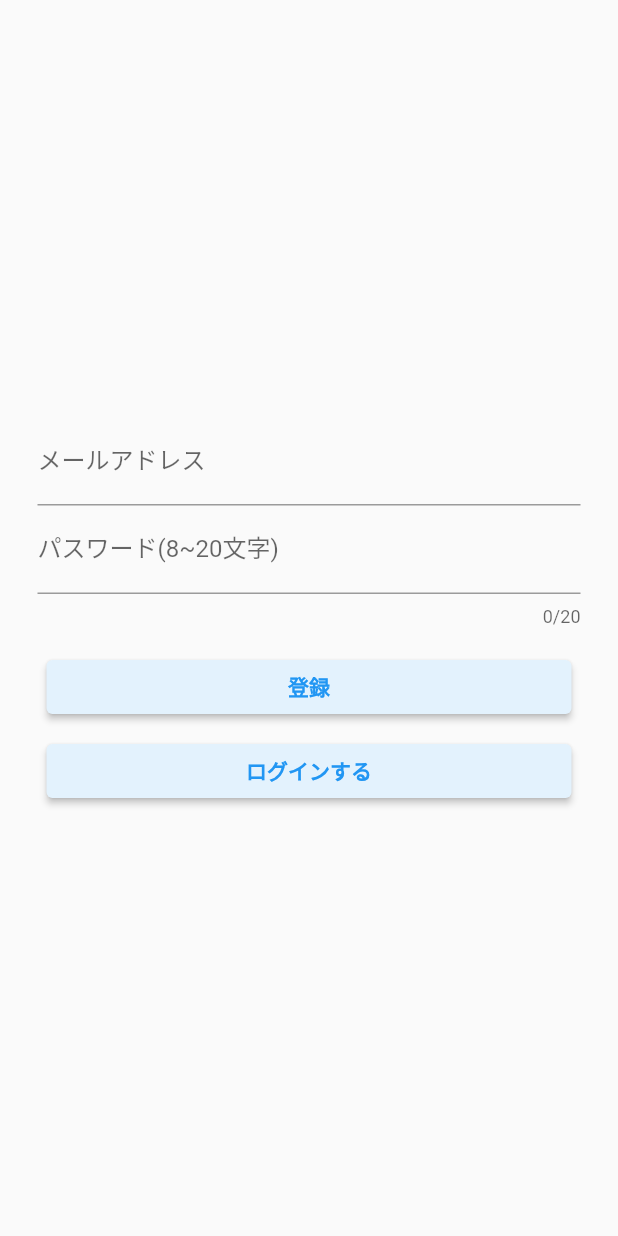
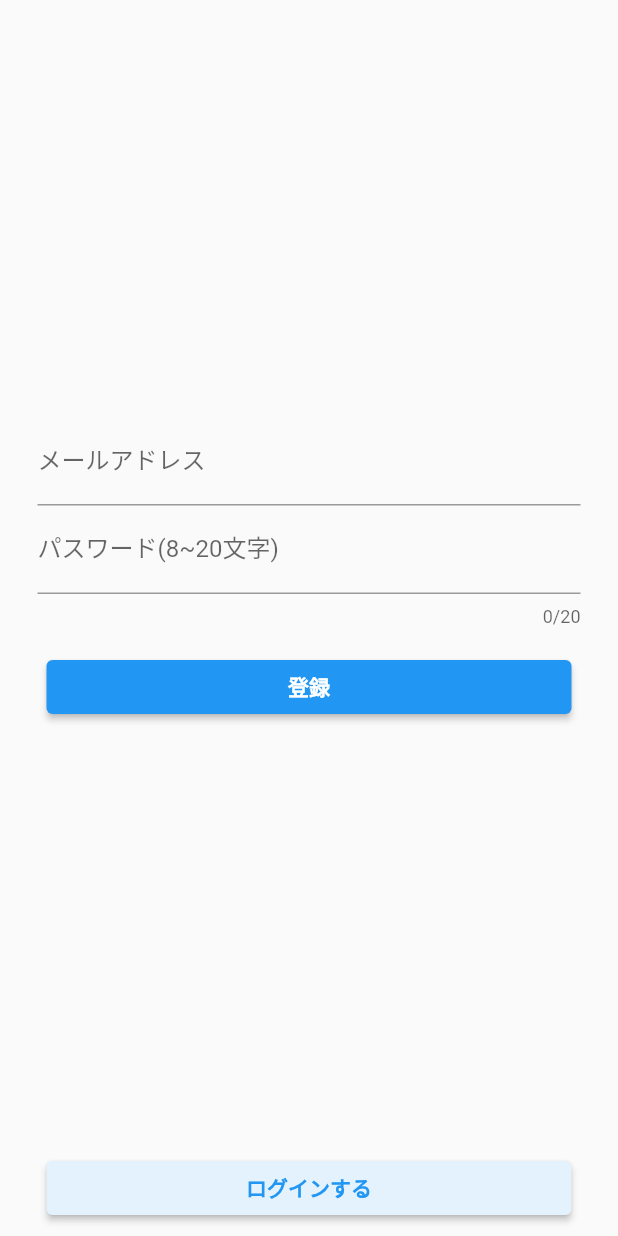
Before and after one commit to RintaroTawara/match-match-match, a Flutter app: the screen it shows after launch, after a tap on "ログイン", after a tap on "アカウントを作成する", on a phone screen of 412 x 824 dp. Run offline on Flutter 3.47's test engine with Material 2 defaults, Android fonts, the phone set to English and light mode, and no system bars; our stand-ins replace cloud_firestore, firebase_auth, firebase_core; accounts and stored records are empty; network calls fail.

Commit message:
ボタン修正

```diff
--- a/lib/login.dart
+++ b/lib/login.dart
@@ -64,6 +64,8 @@ class _LoginState extends State<Login> {
             ),
             Padding(
               padding: EdgeInsets.fromLTRB(20.0, 0, 20.0, 5.0),
+              child: SizedBox(
+                width: 350.0,
                 child: ElevatedButton(
                   child: Text(
                     'ログイン',
@@ -87,8 +89,9 @@ class _LoginState extends State<Login> {
                       setState(() {
                         infoText = authError.loginErrorMsg(e.code);
                       });
-                }
-              },
+                    }},
+                )
+
             ))
       ]
         )
--- a/lib/registration.dart
+++ b/lib/registration.dart
@@ -62,7 +62,9 @@ class _RegistrationState extends State<Registration> {
                     style: TextStyle(fontWeight: FontWeight.bold),
                   ),
                   style: ElevatedButton.styleFrom(
-                      primary: Colors.blue[50], onPrimary: Colors.blue),
+                      primary: Colors.blue,
+                      onPrimary: Colors.white
+                  ),
                   onPressed: () async {
                     try {
                       UserCredential result =
@@ -88,6 +90,12 @@ class _RegistrationState extends State<Registration> {
                   },
                 )
             ),
+          ],
+        ),
+      ),
+      bottomNavigationBar: Column(
+        mainAxisSize: MainAxisSize.min,
+        children: <Widget>[
           Padding(
             padding: const EdgeInsets.all(8.0),
             child: SizedBox(
@@ -103,12 +111,11 @@ class _RegistrationState extends State<Registration> {
                 ),
                 onPressed: () {
                   Navigator.pushNamed(context, '/login');
-                      }
-                  )
+                },
               ),
             )
+          )
         ],
-        ),
       ),
     );
   }
```
Lines whose indentation alone changed are shown as unchanged.
